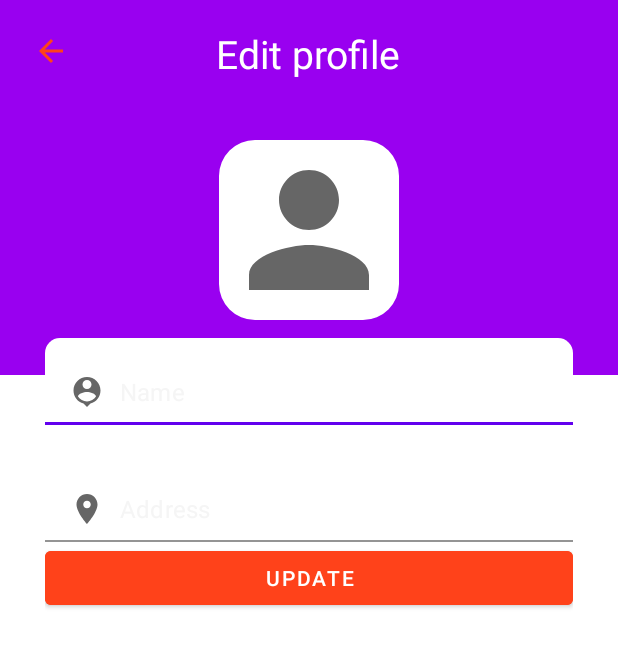
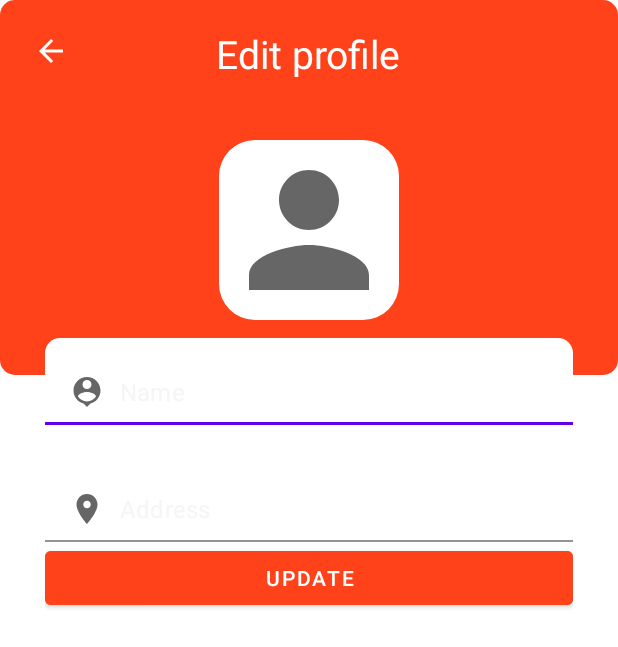
Before and after one commit to 5T1STeam/BookStylist, an Android app: the layout activity_profile_edit_info.xml on its own in the app's theme, with its tools: preview values and no code run, on a phone screen of 412 x 824 dp. Shown: the top 647 px of the screen. Run offline under Robolectric (Android 15) with nearby library versions, the phone set to English and light mode, and no system bars; Roboto replaces fonts that are not available here.

Commit message:
fix ui in profile user

```diff
--- a/app/src/main/java/com/app/bookstylist/ProfileUserActivity.java
+++ b/app/src/main/java/com/app/bookstylist/ProfileUserActivity.java
@@ -114,6 +114,7 @@ public class ProfileUserActivity extends AppCompatActivity {
                 binding.getName.setText(name);
                 binding.inputEmail.setText(email);
                 binding.inputAddress.setText(address);
+                binding.inputName.setText(name);
 
                 //Xu li profileImage
                 Glide.with(ProfileUserActivity.this).load(profileImage)
--- a/app/src/main/res/layout/activity_profile_edit_info.xml
+++ b/app/src/main/res/layout/activity_profile_edit_info.xml
@@ -10,7 +10,7 @@
         android:id="@+id/toolbarRl"
         android:layout_width="match_parent"
         android:layout_height="250dp"
-        android:background="@drawable/shape_toolbar">
+        android:background="@drawable/btn_background_main">
 
         <ImageButton
             android:id="@id/btnBack"
@@ -25,16 +25,17 @@
             android:minWidth="48dp"
             android:minHeight="48dp"
             android:padding="5dp"
-            android:src="@drawable/ic_back_main" />
+            android:src="@drawable/ic_back_white" />
+
         <TextView
             android:id="@+id/titleTv"
             android:layout_width="wrap_content"
             android:layout_height="wrap_content"
+            android:layout_centerHorizontal="true"
+            android:layout_marginTop="18dp"
             android:text="Edit profile"
-            android:layout_marginTop="18dp"
-            android:layout_centerHorizontal="true"
-            android:textSize="26sp"
-            android:textColor="@color/white"/>
+            android:textColor="@color/white"
+            android:textSize="26sp" />
 
         <com.google.android.material.imageview.ShapeableImageView
             android:id="@+id/editImageProfile"
@@ -47,8 +48,6 @@
             android:scaleType="centerCrop"
             android:src="@drawable/ic_person_black"
             app:shapeAppearance="@style/styleRoundedCornerImage" />
-
-
 
 
     </RelativeLayout>
--- a/app/src/main/res/layout/activity_profile_user.xml
+++ b/app/src/main/res/layout/activity_profile_user.xml
@@ -70,6 +70,7 @@
         android:scaleType="centerCrop"
         android:src="@drawable/profile"
         app:shapeAppearance="@style/styleRoundedCornerImage" />
+
     <TextView
         android:id="@+id/inputName"
         android:layout_width="match_parent"
@@ -80,7 +81,7 @@
         android:textAlignment="center"
         android:textColor="@color/black"
         android:textSize="18sp"
-        android:textStyle="bold"/>
+        android:textStyle="bold" />
     <LinearLayout
         android:layout_width="match_parent"
         android:layout_height="wrap_content"
```
